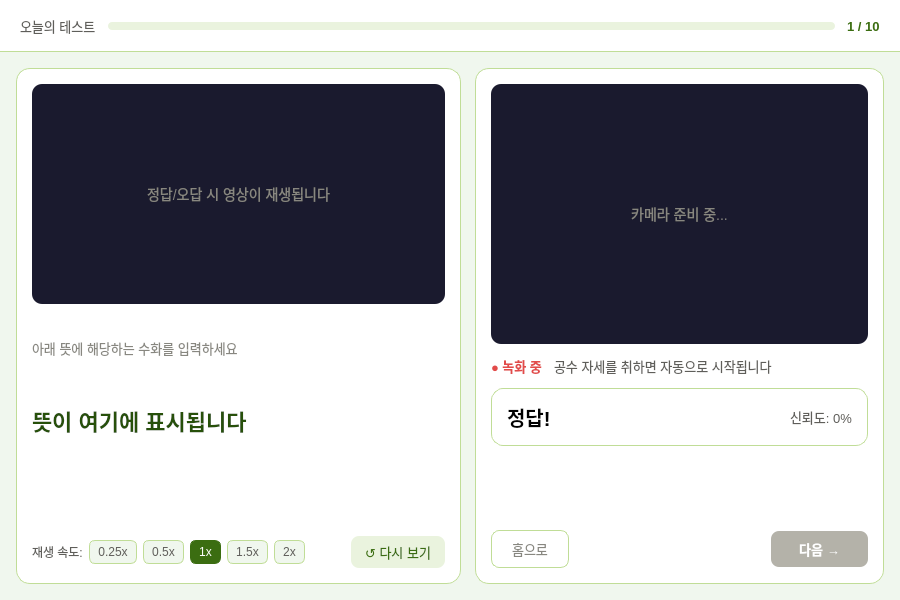
Before: the Qt Designer form widgets/TestWidget.ui in jina-da/sign_language, drawn with Qt 5.
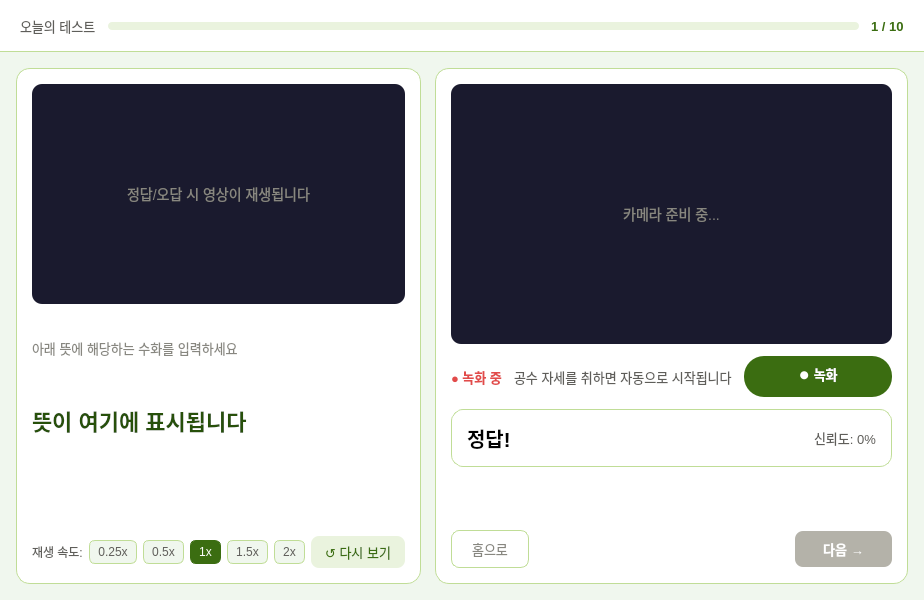
After: the same form once the commit is applied.

Diff of the .ui file:
```diff
--- a/widgets/TestWidget.ui
+++ b/widgets/TestWidget.ui
@@ -200,6 +200,7 @@
              <widget class="QLabel" name="recordingLabel">
               <property name="text"><string>● 녹화 중</string></property>
               <property name="visible"><bool>false</bool></property>
+              <property name="styleSheet"><string>font-size:13px; color:#E24B4A; font-weight:500;</string></property>
              </widget>
             </item>
             <item>
@@ -213,6 +214,14 @@
               <property name="sizeHint" stdset="0"><size><width>40</width><height>20</height></size></property>
              </spacer>
             </item>
+            <item>
+             <widget class="QPushButton" name="recordBtn">
+              <property name="text"><string>⏺ 녹화</string></property>
+              <property name="cursor"><cursorShape>PointingHandCursor</cursorShape></property>
+              <property name="focusPolicy"><enum>Qt::NoFocus</enum></property>
+              <property name="styleSheet"><string>QPushButton { background: #3B6D11; color: white; border: none; border-radius: 20px; font-size: 13px; font-weight: 500; padding: 8px 24px; min-width: 100px; } QPushButton:hover { background: #27500A; }</string></property>
+             </widget>
+            </item>
            </layout>
           </item>
           <item>
```
